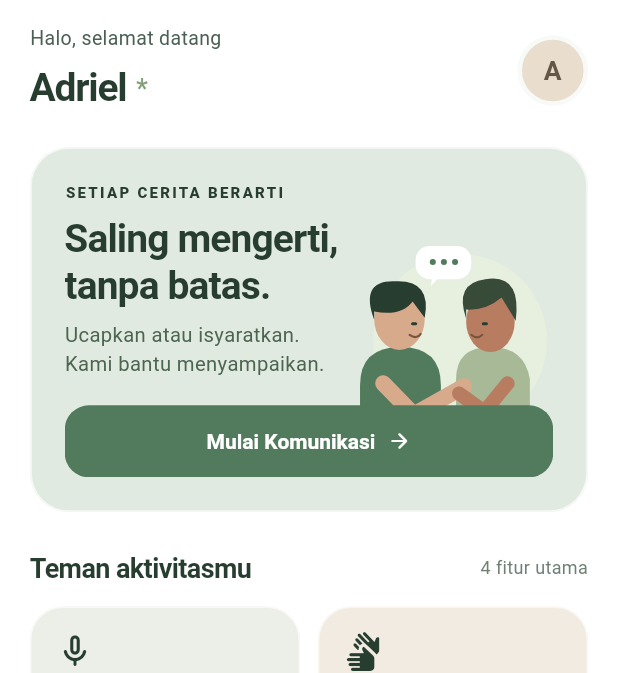
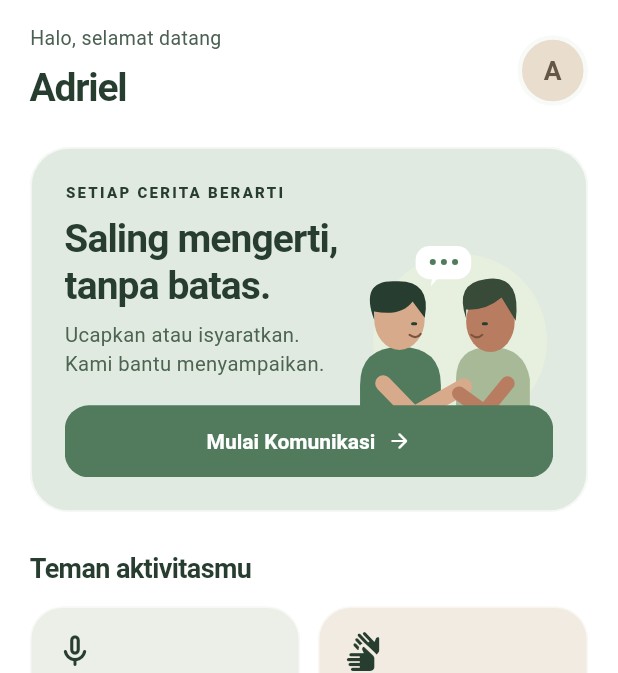
Before and after one commit to JonathanA-P/taut, a Flutter app: the HomePage screen opened directly, on a phone screen of 412 x 824 dp. Shown: the top 673 px of the screen. Run offline on Flutter 3.47's test engine with Material 3 defaults, Android fonts, the phone set to English and light mode, and no system bars; our stand-ins replace camera, flutter_map, flutter_tts, geolocator, image_picker, latlong2 and 4 more; missing offline and left inert: tflite_flutter; accounts and stored records are empty; network calls fail.

Commit message:
style(home): remove asterisk from username and remove '4 fitur utama' label

```diff
--- a/lib/features/home/presentation/home_page.dart
+++ b/lib/features/home/presentation/home_page.dart
@@ -50,8 +50,6 @@ class HomePage extends StatelessWidget {
                             ),
                           ),
                           const SizedBox(height: 3),
-                          Row(
-                            children: [
                           Text(
                             state.userName,
                             style: const TextStyle(
@@ -60,16 +58,6 @@ class HomePage extends StatelessWidget {
                               color: AppColors.darkGreen,
                               letterSpacing: -0.8,
                             ),
-                              ),
-                              const SizedBox(width: 6),
-                              const Text(
-                                '*',
-                                style: TextStyle(
-                                  fontSize: 18,
-                                  color: Color(0xFF84A078),
-                                ),
-                              ),
-                            ],
                           ),
                         ],
                       ),
@@ -94,9 +82,6 @@ class HomePage extends StatelessWidget {
                   _buildHero(context, state),
                   const SizedBox(height: 24),
 
-                  Row(
-                    mainAxisAlignment: MainAxisAlignment.spaceBetween,
-                    children: [
                   const Text(
                     'Teman aktivitasmu',
                     style: TextStyle(
@@ -105,15 +90,6 @@ class HomePage extends StatelessWidget {
                       color: AppColors.darkGreen,
                       letterSpacing: -0.4,
                     ),
-                      ),
-                      Text(
-                        '4 fitur utama',
-                        style: TextStyle(
-                          fontSize: 12,
-                          color: AppColors.textSecondary.withValues(alpha: 0.8),
-                        ),
-                      ),
-                    ],
                   ),
                   const SizedBox(height: 12),
 
```
Lines whose indentation alone changed are shown as unchanged.
